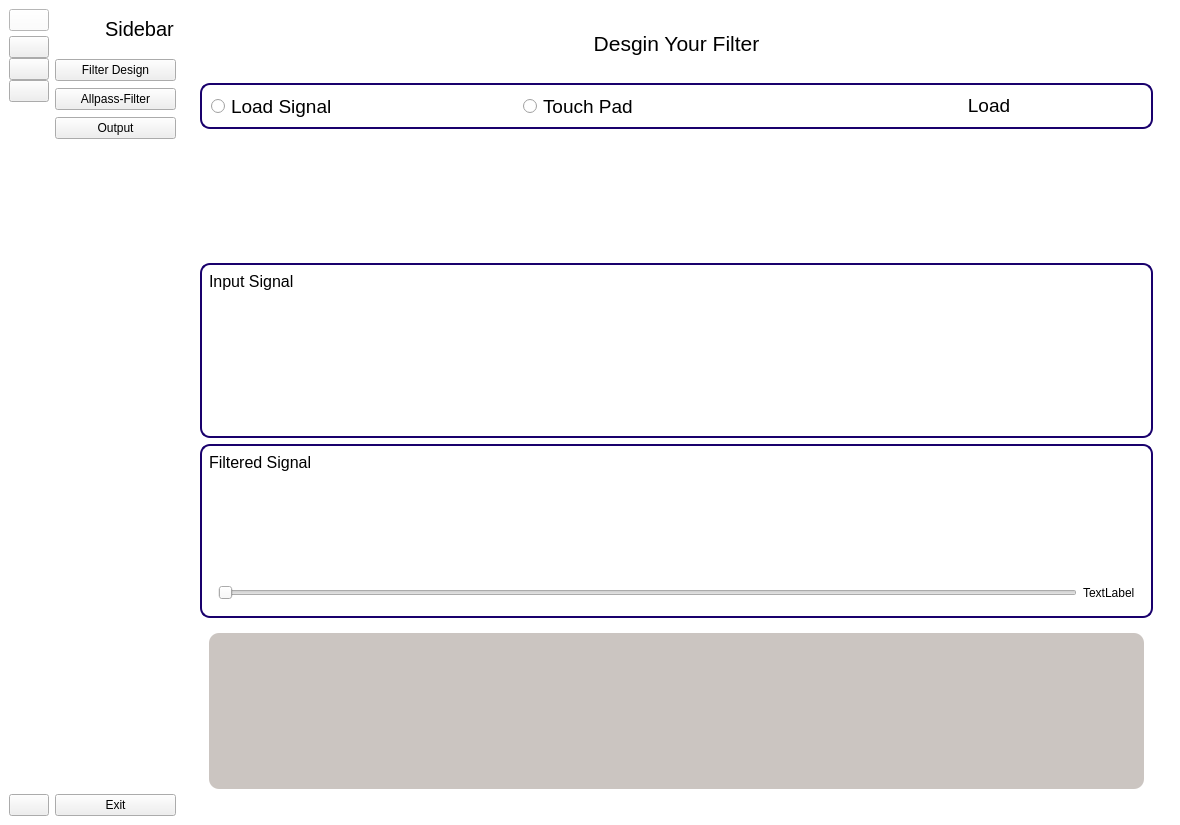
This is FixingGUI2.ui in shehab400/Digital-filter-design as Qt 5 draws it before an edit. The edited form follows.
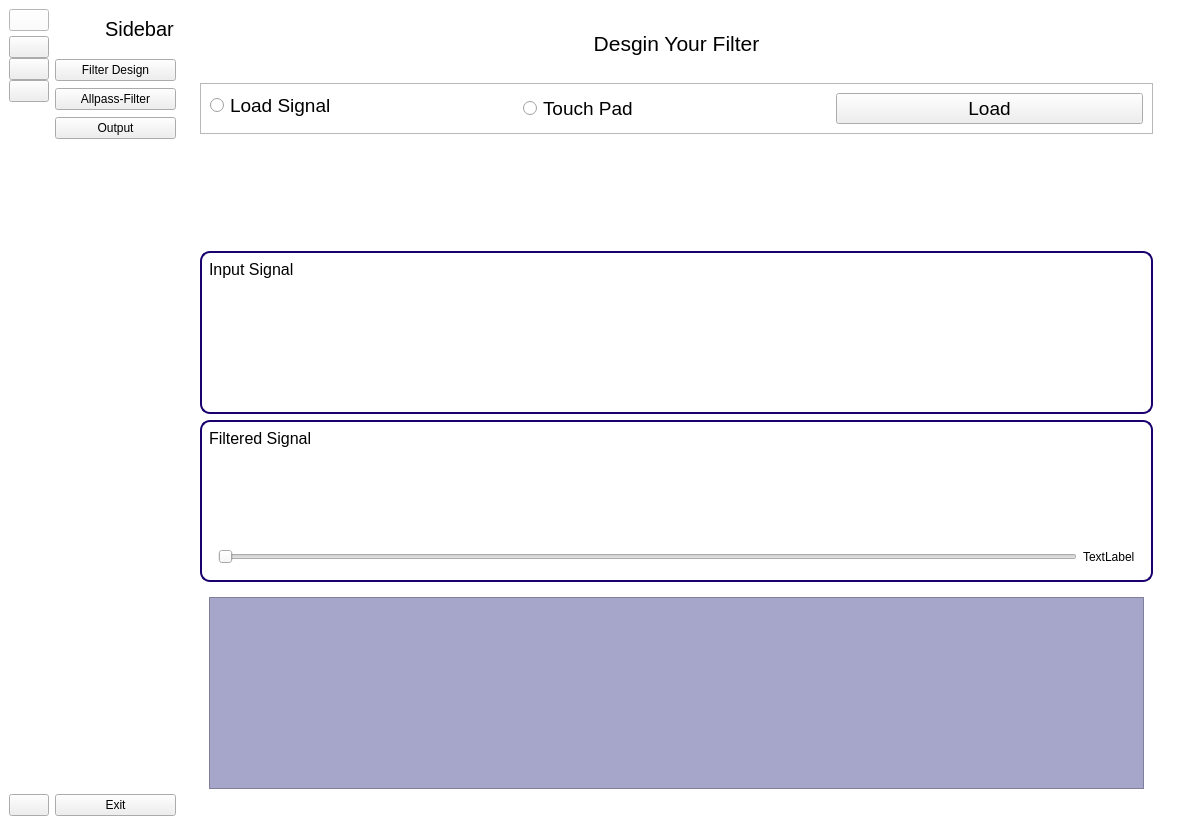
This is the edited form. The open tabs and pages were chosen to show the change. Icons and pictures are not drawn.

Commit message: loading done ba2y el filter bs

```diff
--- a/FixingGUI2.ui
+++ b/FixingGUI2.ui
@@ -649,8 +649,7 @@
            <item row="0" column="0" alignment="Qt::AlignTop">
             <widget class="QFrame" name="frame_5">
              <property name="styleSheet">
-              <string notr="true">  border: 2px solid rgb(25, 0, 108);
-  border-radius: 10px;</string>
+              <string notr="true"/>
              </property>
              <property name="frameShape">
               <enum>QFrame::StyledPanel</enum>
@@ -682,7 +681,7 @@
                  </font>
                 </property>
                 <property name="styleSheet">
-                 <string notr="true">border:0px</string>
+                 <string notr="true"/>
                 </property>
                 <property name="text">
                  <string>Load</string>
@@ -804,21 +803,17 @@
               <string notr="true"/>
              </property>
              <layout class="QGridLayout" name="gridLayout_22">
-              <item row="0" column="0">
-               <widget class="QLabel" name="label_18">
+              <item row="0" column="0" alignment="Qt::AlignBottom">
+               <widget class="QGraphicsView" name="touchPad">
                 <property name="minimumSize">
                  <size>
                   <width>930</width>
-                  <height>156</height>
+                  <height>192</height>
                  </size>
                 </property>
                 <property name="styleSheet">
-                 <string notr="true">border:0px;
-background-color: rgb(203, 197, 193);
-border-radius: 10%;</string>
-                </property>
-                <property name="text">
-                 <string/>
+                 <string notr="true">background-color: rgb(166, 166, 203);
+</string>
                 </property>
                </widget>
               </item>
```
Left out of the diff: 2 changed lines with no effect on the pictures. The commit also changes 2 other files.
